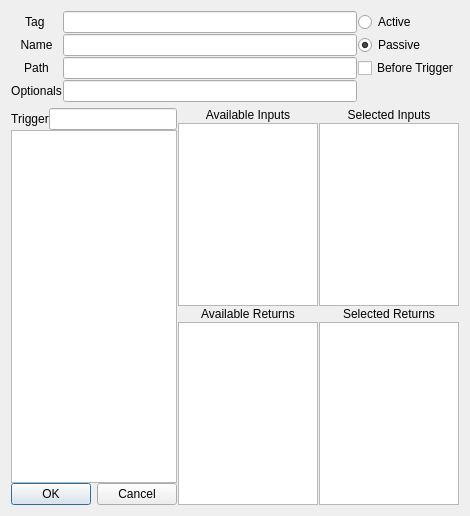
This is ActionSetup.ui in AndrewReynen/Lazylyst as Qt 5 draws it before an edit. The edited form follows.
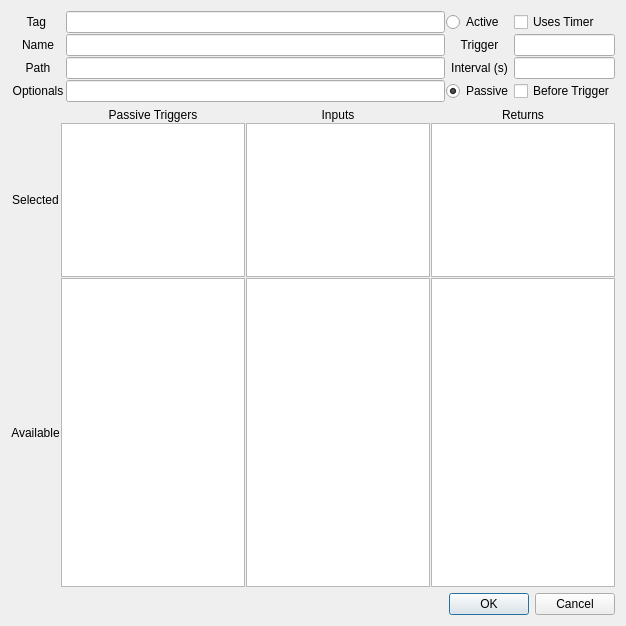
This is the edited form. Custom widgets are drawn as their Qt base class.

Commit message: passive actions can link to many active, trace depth allowed, archive availability boxes

```diff
--- a/ActionSetup.ui
+++ b/ActionSetup.ui
@@ -6,8 +6,8 @@
    <rect>
     <x>0</x>
     <y>0</y>
-    <width>470</width>
-    <height>516</height>
+    <width>626</width>
+    <height>626</height>
    </rect>
   </property>
   <property name="windowTitle">
@@ -15,7 +15,7 @@
   </property>
   <layout class="QVBoxLayout" name="verticalLayout">
    <item>
-    <layout class="QGridLayout" name="actShortInputLayout" rowstretch="0,0,0,0,0,0" columnstretch="0,0,0,0" columnminimumwidth="0,0,0,0">
+    <layout class="QGridLayout" name="actShortInputLayout" rowstretch="0,0,0,0,0,0" columnstretch="0,1,7,1,1" columnminimumwidth="0,0,0,0,0">
      <property name="spacing">
       <number>1</number>
      </property>
@@ -47,6 +47,15 @@
        </property>
       </widget>
      </item>
+     <item row="0" column="2">
+      <widget class="HoverLineEdit" name="actTagLineEdit"/>
+     </item>
+     <item row="3" column="2">
+      <widget class="QLineEdit" name="actPathLineEdit"/>
+     </item>
+     <item row="1" column="2">
+      <widget class="QLineEdit" name="actNameLineEdit"/>
+     </item>
      <item row="1" column="1">
       <widget class="QLabel" name="actNameLabel">
        <property name="font">
@@ -63,8 +72,12 @@
        </property>
       </widget>
      </item>
-     <item row="0" column="2">
-      <widget class="HoverLineEdit" name="actTagLineEdit"/>
+     <item row="0" column="3">
+      <widget class="QRadioButton" name="actActiveRadio">
+       <property name="text">
+        <string>Active</string>
+       </property>
+      </widget>
      </item>
      <item row="0" column="1">
       <widget class="QLabel" name="actTagLabel">
@@ -94,36 +107,6 @@
        </property>
       </widget>
      </item>
-     <item row="1" column="3">
-      <widget class="QRadioButton" name="actPassiveRadio">
-       <property name="text">
-        <string>Passive</string>
-       </property>
-       <property name="checked">
-        <bool>true</bool>
-       </property>
-      </widget>
-     </item>
-     <item row="0" column="3">
-      <widget class="QRadioButton" name="actActiveRadio">
-       <property name="text">
-        <string>Active</string>
-       </property>
-      </widget>
-     </item>
-     <item row="3" column="3">
-      <widget class="QCheckBox" name="passiveBeforeCheck">
-       <property name="text">
-        <string>Before Trigger</string>
-       </property>
-      </widget>
-     </item>
-     <item row="3" column="2">
-      <widget class="QLineEdit" name="actPathLineEdit"/>
-     </item>
-     <item row="1" column="2">
-      <widget class="QLineEdit" name="actNameLineEdit"/>
-     </item>
      <item row="5" column="2">
       <widget class="QLineEdit" name="actOptionalsLineEdit"/>
      </item>
@@ -155,163 +138,232 @@
        </property>
       </widget>
      </item>
+     <item row="0" column="4">
+      <widget class="QCheckBox" name="activeTimerCheck">
+       <property name="text">
+        <string>Uses Timer</string>
+       </property>
+      </widget>
+     </item>
+     <item row="5" column="3">
+      <widget class="QRadioButton" name="actPassiveRadio">
+       <property name="text">
+        <string>Passive</string>
+       </property>
+       <property name="checked">
+        <bool>true</bool>
+       </property>
+      </widget>
+     </item>
+     <item row="5" column="4">
+      <widget class="QCheckBox" name="passiveBeforeCheck">
+       <property name="text">
+        <string>Before Trigger</string>
+       </property>
+      </widget>
+     </item>
+     <item row="1" column="4">
+      <widget class="KeyBindLineEdit" name="actTriggerLineEdit"/>
+     </item>
+     <item row="1" column="3">
+      <widget class="QLabel" name="actTriggerLabel">
+       <property name="font">
+        <font>
+         <weight>50</weight>
+         <bold>false</bold>
+        </font>
+       </property>
+       <property name="text">
+        <string>Trigger</string>
+       </property>
+       <property name="alignment">
+        <set>Qt::AlignCenter</set>
+       </property>
+      </widget>
+     </item>
+     <item row="3" column="3">
+      <widget class="QLabel" name="actIntervalLabel">
+       <property name="font">
+        <font>
+         <weight>50</weight>
+         <bold>false</bold>
+        </font>
+       </property>
+       <property name="text">
+        <string>Interval (s)</string>
+       </property>
+       <property name="alignment">
+        <set>Qt::AlignCenter</set>
+       </property>
+      </widget>
+     </item>
+     <item row="3" column="4">
+      <widget class="QLineEdit" name="actIntervalLineEdit"/>
+     </item>
     </layout>
    </item>
    <item>
-    <layout class="QHBoxLayout" name="actBotLayout">
+    <layout class="QGridLayout" name="actReturnLayout" rowstretch="0,1,2">
      <property name="spacing">
       <number>1</number>
      </property>
+     <item row="1" column="2">
+      <widget class="KeyListWidget" name="actSelectInputList">
+       <property name="dragDropMode">
+        <enum>QAbstractItemView::InternalMove</enum>
+       </property>
+      </widget>
+     </item>
+     <item row="2" column="3">
+      <widget class="QListWidget" name="actAvailReturnList">
+       <property name="sortingEnabled">
+        <bool>true</bool>
+       </property>
+      </widget>
+     </item>
+     <item row="2" column="1">
+      <widget class="QListWidget" name="actAvailTriggerList">
+       <property name="sortingEnabled">
+        <bool>true</bool>
+       </property>
+      </widget>
+     </item>
+     <item row="0" column="2">
+      <widget class="QLabel" name="actInputLabel">
+       <property name="font">
+        <font>
+         <weight>50</weight>
+         <bold>false</bold>
+        </font>
+       </property>
+       <property name="text">
+        <string>Inputs</string>
+       </property>
+       <property name="alignment">
+        <set>Qt::AlignCenter</set>
+       </property>
+      </widget>
+     </item>
+     <item row="0" column="3">
+      <widget class="QLabel" name="actReturnLabel">
+       <property name="font">
+        <font>
+         <weight>50</weight>
+         <bold>false</bold>
+        </font>
+       </property>
+       <property name="text">
+        <string>Returns</string>
+       </property>
+       <property name="alignment">
+        <set>Qt::AlignCenter</set>
+       </property>
+      </widget>
+     </item>
+     <item row="1" column="3">
+      <widget class="KeyListWidget" name="actSelectReturnList">
+       <property name="dragDropMode">
+        <enum>QAbstractItemView::InternalMove</enum>
+       </property>
+      </widget>
+     </item>
+     <item row="2" column="2">
+      <widget class="QListWidget" name="actAvailInputList">
+       <property name="viewMode">
+        <enum>QListView::ListMode</enum>
+       </property>
+       <property name="sortingEnabled">
+        <bool>true</bool>
+       </property>
+      </widget>
+     </item>
+     <item row="1" column="0">
+      <widget class="QLabel" name="actSelectLabel">
+       <property name="font">
+        <font>
+         <weight>50</weight>
+         <bold>false</bold>
+        </font>
+       </property>
+       <property name="text">
+        <string>Selected</string>
+       </property>
+       <property name="alignment">
+        <set>Qt::AlignCenter</set>
+       </property>
+      </widget>
+     </item>
+     <item row="1" column="1">
+      <widget class="KeyListWidget" name="actSelectTriggerList">
+       <property name="sortingEnabled">
+        <bool>true</bool>
+       </property>
+      </widget>
+     </item>
+     <item row="2" column="0">
+      <widget class="QLabel" name="actAvailLabel">
+       <property name="font">
+        <font>
+         <weight>50</weight>
+         <bold>false</bold>
+        </font>
+       </property>
+       <property name="text">
+        <string>Available</string>
+       </property>
+       <property name="alignment">
+        <set>Qt::AlignCenter</set>
+       </property>
+      </widget>
+     </item>
+     <item row="0" column="1">
+      <widget class="QLabel" name="actPassiveTriggerLabel">
+       <property name="font">
+        <font>
+         <weight>50</weight>
+         <bold>false</bold>
+        </font>
+       </property>
+       <property name="text">
+        <string>Passive Triggers</string>
+       </property>
+       <property name="alignment">
+        <set>Qt::AlignCenter</set>
+       </property>
+      </widget>
+     </item>
+    </layout>
+   </item>
+   <item>
+    <layout class="QHBoxLayout" name="actLowerLayout" stretch="20,1">
      <item>
-      <layout class="QVBoxLayout" name="actTriggerLayout">
-       <property name="spacing">
-        <number>0</number>
+      <spacer name="horizontalSpacer">
+       <property name="orientation">
+        <enum>Qt::Horizontal</enum>
        </property>
-       <item>
-        <layout class="QHBoxLayout" name="actTriggerTopLayout">
-         <item>
-          <widget class="QLabel" name="actTriggerLabel">
-           <property name="font">
-            <font>
-             <weight>50</weight>
-             <bold>false</bold>
-            </font>
-           </property>
-           <property name="text">
-            <string>Trigger</string>
-           </property>
-           <property name="alignment">
-            <set>Qt::AlignCenter</set>
-           </property>
-          </widget>
-         </item>
-         <item>
-          <widget class="KeyBindLineEdit" name="actTriggerLineEdit"/>
-         </item>
-        </layout>
-       </item>
-       <item>
-        <widget class="QListWidget" name="actTriggerList"/>
-       </item>
-       <item>
-        <widget class="QDialogButtonBox" name="actButtonBox">
-         <property name="layoutDirection">
-          <enum>Qt::LeftToRight</enum>
-         </property>
-         <property name="orientation">
-          <enum>Qt::Horizontal</enum>
-         </property>
-         <property name="standardButtons">
-          <set>QDialogButtonBox::Cancel|QDialogButtonBox::Ok</set>
-         </property>
-         <property name="centerButtons">
-          <bool>true</bool>
-         </property>
-        </widget>
-       </item>
-      </layout>
+       <property name="sizeHint" stdset="0">
+        <size>
+         <width>40</width>
+         <height>20</height>
+        </size>
+       </property>
+      </spacer>
      </item>
      <item>
-      <layout class="QGridLayout" name="actReturnLayout">
-       <property name="spacing">
-        <number>1</number>
+      <widget class="QDialogButtonBox" name="actButtonBox">
+       <property name="layoutDirection">
+        <enum>Qt::LeftToRight</enum>
        </property>
-       <item row="2" column="1">
-        <widget class="QLabel" name="actSelectReturnLabel">
-         <property name="font">
-          <font>
-           <weight>50</weight>
-           <bold>false</bold>
-          </font>
-         </property>
-         <property name="text">
-          <string>Selected Returns</string>
-         </property>
-         <property name="alignment">
-          <set>Qt::AlignCenter</set>
-         </property>
-        </widget>
-       </item>
-       <item row="2" column="0">
-        <widget class="QLabel" name="actAvailReturnLabel">
-         <property name="font">
-          <font>
-           <weight>50</weight>
-           <bold>false</bold>
-          </font>
-         </property>
-         <property name="text">
-          <string>Available Returns</string>
-         </property>
-         <property name="alignment">
-          <set>Qt::AlignCenter</set>
-         </property>
-        </widget>
-       </item>
-       <item row="3" column="1">
-        <widget class="KeyListWidget" name="actSelectReturnList">
-         <property name="dragDropMode">
-          <enum>QAbstractItemView::InternalMove</enum>
-         </property>
-        </widget>
-       </item>
-       <item row="3" column="0">
-        <widget class="QListWidget" name="actAvailReturnList">
-         <property name="sortingEnabled">
-          <bool>true</bool>
-         </property>
-        </widget>
-       </item>
-       <item row="1" column="0">
-        <widget class="QListWidget" name="actAvailInputList">
-         <property name="viewMode">
-          <enum>QListView::ListMode</enum>
-         </property>
-         <property name="sortingEnabled">
-          <bool>true</bool>
-         </property>
-        </widget>
-       </item>
-       <item row="1" column="1">
-        <widget class="KeyListWidget" name="actSelectInputList">
-         <property name="dragDropMode">
-          <enum>QAbstractItemView::InternalMove</enum>
-         </property>
-        </widget>
-       </item>
-       <item row="0" column="0">
-        <widget class="QLabel" name="actAvailInputLabel">
-         <property name="font">
-          <font>
-           <weight>50</weight>
-           <bold>false</bold>
-          </font>
-         </property>
-         <property name="text">
-          <string>Available Inputs</string>
-         </property>
-         <property name="alignment">
-          <set>Qt::AlignCenter</set>
-         </property>
-        </widget>
-       </item>
-       <item row="0" column="1">
-        <widget class="QLabel" name="actSelectInputLabel">
-         <property name="font">
-          <font>
-           <weight>50</weight>
-           <bold>false</bold>
-          </font>
-         </property>
-         <property name="text">
-          <string>Selected Inputs</string>
-         </property>
-         <property name="alignment">
-          <set>Qt::AlignCenter</set>
-         </property>
-        </widget>
-       </item>
-      </layout>
+       <property name="orientation">
+        <enum>Qt::Horizontal</enum>
+       </property>
+       <property name="standardButtons">
+        <set>QDialogButtonBox::Cancel|QDialogButtonBox::Ok</set>
+       </property>
+       <property name="centerButtons">
+        <bool>true</bool>
+       </property>
+      </widget>
      </item>
     </layout>
    </item>
```
The commit also changes 17 other files.
